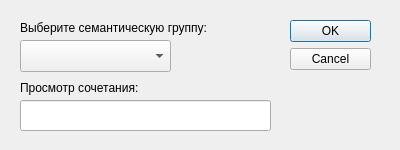
Qt form uis/change_sg_col.ui (Holodome/ling) before a commit.
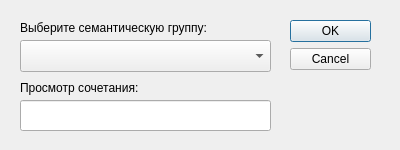
The same form after that commit.

Patch:
```diff
--- a/uis/change_sg_col.ui
+++ b/uis/change_sg_col.ui
@@ -73,7 +73,7 @@
     <rect>
      <x>20</x>
      <y>40</y>
-     <width>151</width>
+     <width>251</width>
      <height>32</height>
     </rect>
    </property>
```
